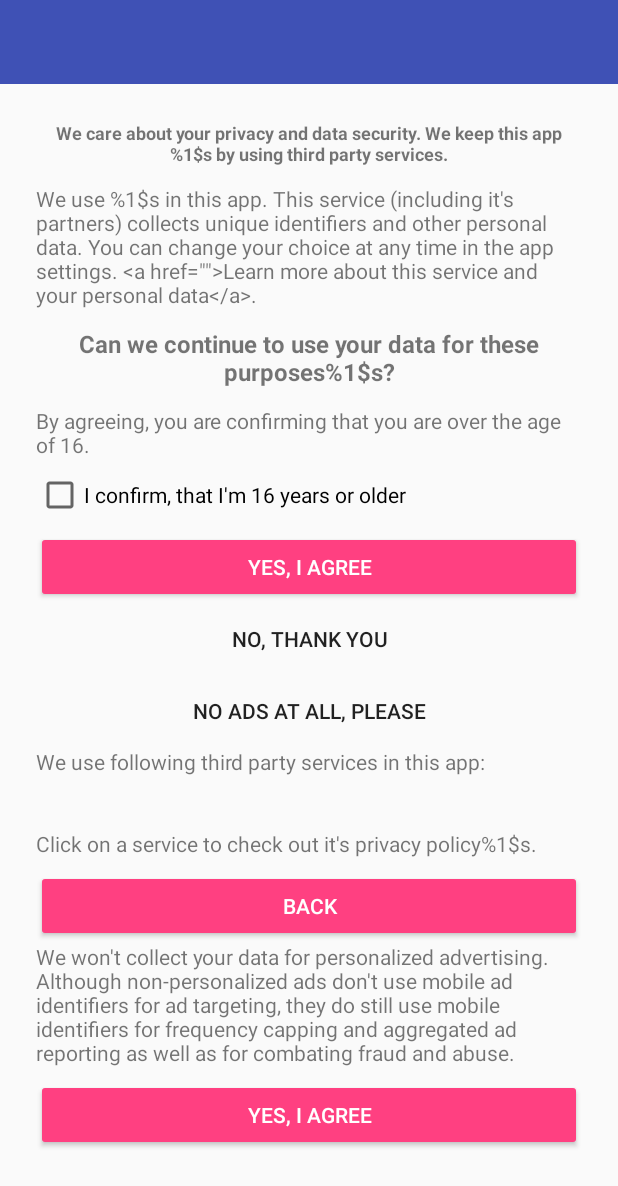
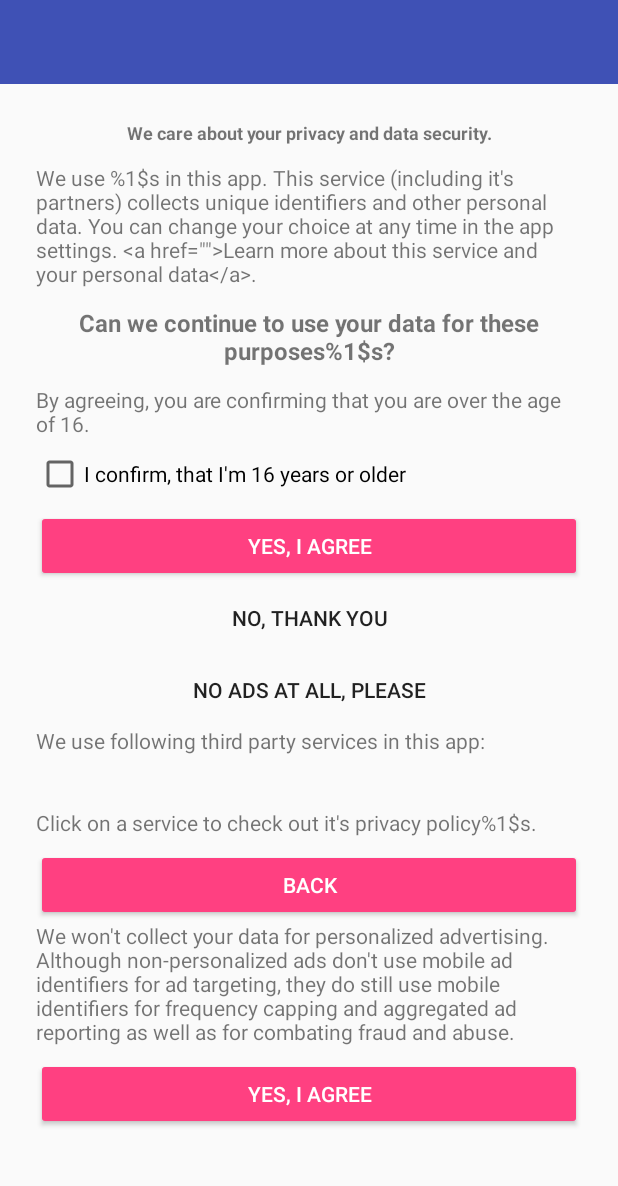
Before and after one commit to MFlisar/GDPRDialog, an Android app: the layout gdpr_dialog.xml on its own in the app's theme, with its tools: preview values and no code run, on a phone screen of 412 x 824 dp. Shown: the top 1186 px of the screen. Run offline under Robolectric (Android 15) with nearby library versions, the phone set to English and light mode, and no system bars.

Commit message:
withShowPaidOrFreeInfoText added

```diff
--- a/library/src/main/java/com/michaelflisar/gdprdialog/helper/GDPRViewManager.java
+++ b/library/src/main/java/com/michaelflisar/gdprdialog/helper/GDPRViewManager.java
@@ -280,7 +280,10 @@ public class GDPRViewManager {
         tvQuestion.setText(Html.fromHtml(question));
 
         String cheapOrFree = activity.getString(mSetup.hasPaidVersion() ? R.string.gdpr_cheap : R.string.gdpr_free);
-        String text1 = activity.getString(R.string.gdpr_dialog_text1, cheapOrFree);
+        String text1 = activity.getString(R.string.gdpr_dialog_text1_part1);
+        if (mSetup.showPaidOrFreeInfoText()) {
+            text1 += " " + activity.getString(R.string.gdpr_dialog_text1_part2, cheapOrFree);
+        }
         tvText1.setText(Html.fromHtml(text1));
         tvText1.setMovementMethod(LinkMovementMethod.getInstance());
 
--- a/library/src/main/res/layout/gdpr_dialog.xml
+++ b/library/src/main/res/layout/gdpr_dialog.xml
@@ -43,7 +43,7 @@
                         android:layout_width="match_parent"
                         android:layout_height="wrap_content"
                         android:layout_marginBottom="@dimen/gdpr_big_padding"
-                        android:text="@string/gdpr_dialog_text1"
+                        android:text="@string/gdpr_dialog_text1_part1"
                         android:textAlignment="center"
                         android:textSize="@dimen/gdpr_text_size_small"
                         android:textStyle="bold"/>
--- a/library/src/main/res/values/strings.xml
+++ b/library/src/main/res/values/strings.xml
@@ -4,8 +4,9 @@
     <!-- Dialog - MAIN PAGE TEXTS -->
     <!-- ************************ -->
 
+    <string name="gdpr_dialog_text1_part1">We care about your privacy and data security.</string>
     <!-- %1$s is replaced with 'gdpr_free'/'gdpr_cheap' string -->
-    <string name="gdpr_dialog_text1">We care about your privacy and data security. We keep this app %1$s by using third party services.</string>
+    <string name="gdpr_dialog_text1_part2"> We keep this app %1$s by using third party services.</string>
     <!-- %1$s is replaced with ONE service's name -->
     <string name="gdpr_dialog_text2_singular">We use %1$s in this app. This service (including it\'s partners) collects unique identifiers and other personal data. You can change your choice at any time in the app settings. &lt;a href=\"\">Learn more about this service and your personal data&lt;/a>.</string>
     <!-- %1$s is replaced with a LIST of service name -->
```
Also changed, not shown: library/src/main/java/com/michaelflisar/gdprdialog/GDPRSetup.java (+18 -0 lines), 6 other files.
